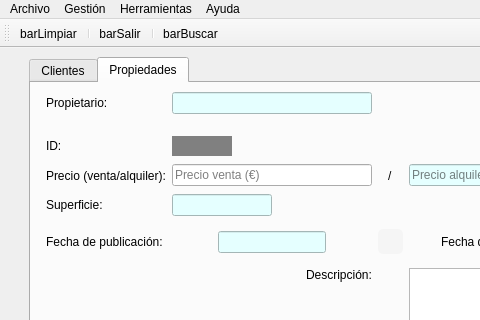
First picture: the form in templates/venPrincipal.ui, repository Semperz/ProyectoDI, before the edit; both pictures show x 0 to 480 and y 0 to 320 of the 1398 by 768 pixel window.
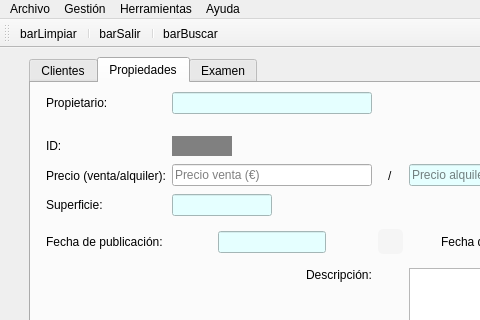
Second picture: the form after the edit. Icons and pictures are not drawn.

Commit message: feat(clientes.py): add new tabExamen

```diff
--- a/templates/venPrincipal.ui
+++ b/templates/venPrincipal.ui
@@ -2170,6 +2170,11 @@
        <zorder></zorder>
        <zorder>verticalSpacer_8</zorder>
       </widget>
+      <widget class="QWidget" name="tabExamen">
+       <attribute name="title">
+        <string>Examen</string>
+       </attribute>
+      </widget>
      </widget>
     </item>
     <item row="1" column="1">
```
The commit also changes 2 other files.
